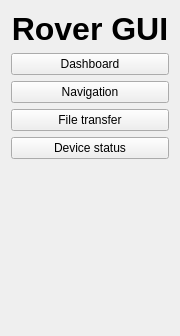
robotique-udes/rover, file rover_gui/ui/ui/SideBar.ui: the form before one commit; both pictures show x 0 to 180 and y 0 to 336 of the 180 by 794 pixel window.
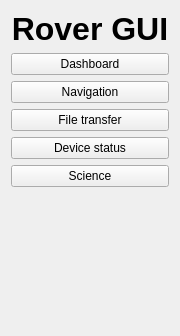
The form after the commit.

What changed in the file:
```diff
--- a/rover_gui/ui/ui/SideBar.ui
+++ b/rover_gui/ui/ui/SideBar.ui
@@ -73,6 +73,13 @@
        </property>
       </widget>
      </item>
+     <item>
+      <widget class="QPushButton" name="pb_science">
+       <property name="text">
+        <string>Science</string>
+       </property>
+      </widget>
+     </item>
      <item>
       <spacer name="verticalSpacer">
        <property name="orientation">
```
